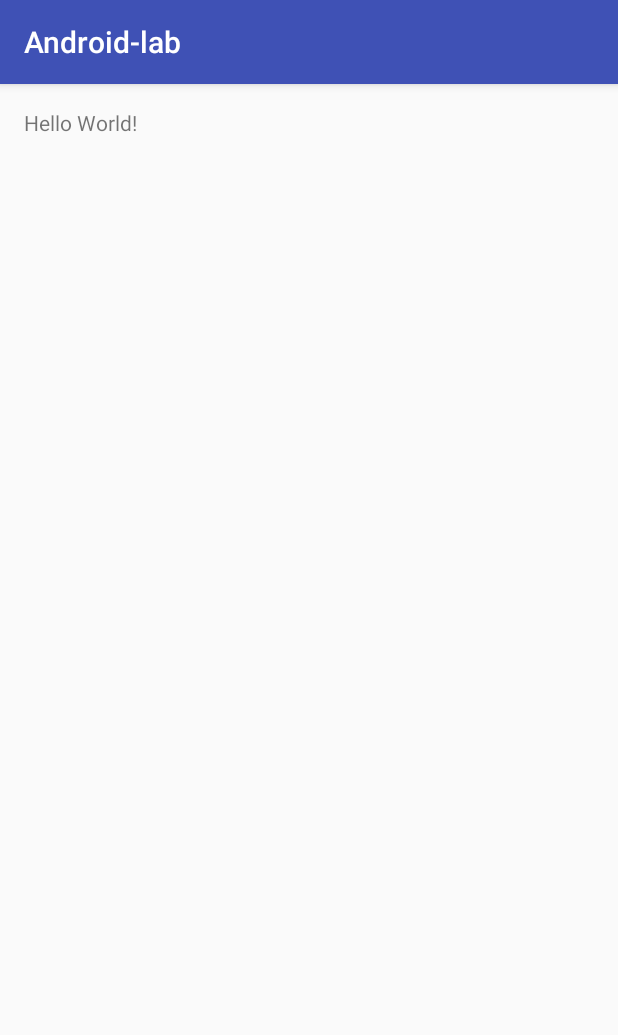
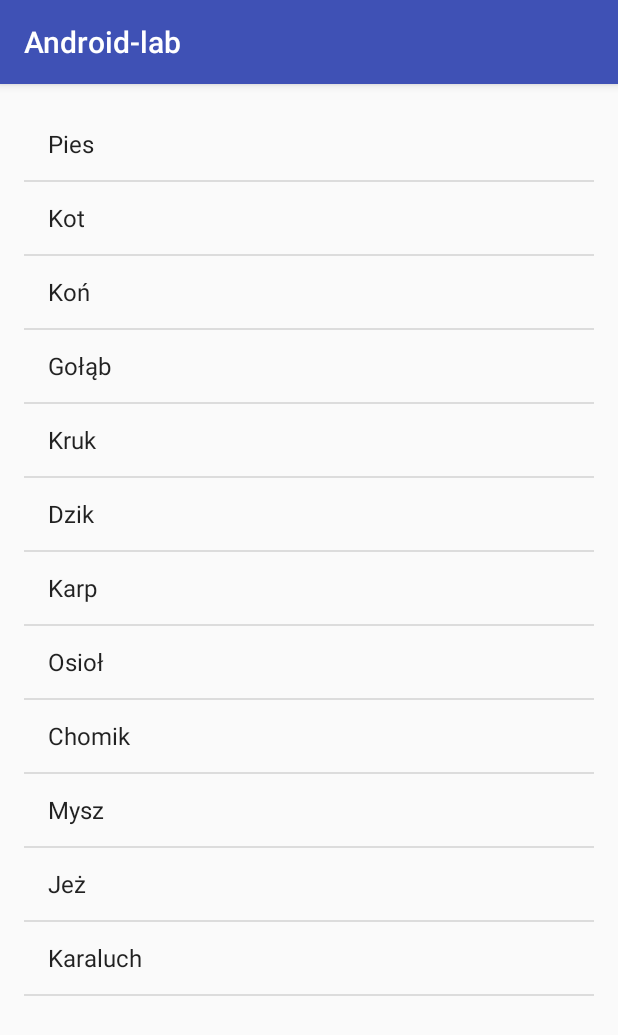
Before and after one commit to sowap/Android-lab, an Android app: the screen it shows after launch (MainActivity), on a phone screen of 412 x 824 dp. Shown: the top 1035 px of the screen. Run offline under Robolectric (Android 15) with nearby library versions, the phone set to English and light mode, and no system bars.

Commit message:
Tworzenie listy wpisów

```diff
--- a/app/src/main/java/com/example/aiko/android_lab/MainActivity.java
+++ b/app/src/main/java/com/example/aiko/android_lab/MainActivity.java
@@ -2,12 +2,33 @@ package com.example.aiko.android_lab;
 
 import android.support.v7.app.AppCompatActivity;
 import android.os.Bundle;
+import android.support.v7.widget.ListViewCompat;
+import android.widget.ArrayAdapter;
+import android.widget.ListView;
+
+import java.util.ArrayList;
+import java.util.Arrays;
 
 public class MainActivity extends AppCompatActivity {
+
+    private ArrayList<String> target;
+    private ArrayAdapter adapter;
 
     @Override
     protected void onCreate(Bundle savedInstanceState) {
         super.onCreate(savedInstanceState);
-        setContentView(R.layout.activity_main); //todo lsaldsal
+        setContentView(R.layout.activity_main);
+
+        String[] values = new String[] {
+            "Pies", "Kot", "Koń", "Gołąb", "Kruk", "Dzik", "Karp", "Osioł", "Chomik", "Mysz", "Jeż", "Karaluch"
+        };
+
+        this.target = new ArrayList<String>();
+        this.target.addAll(Arrays.asList(values));
+
+        this.adapter = new ArrayAdapter(this, android.R.layout.simple_list_item_1, this.target);
+
+        ListView listview = (ListView) findViewById(R.id.listView);
+        listview.setAdapter(this.adapter);
     }
 }
--- a/app/src/main/res/layout/activity_main.xml
+++ b/app/src/main/res/layout/activity_main.xml
@@ -9,8 +9,10 @@
     android:paddingTop="@dimen/activity_vertical_margin"
     tools:context="com.example.aiko.android_lab.MainActivity">
 
-    <TextView
-        android:layout_width="wrap_content"
-        android:layout_height="wrap_content"
-        android:text="Hello World!" />
+    <ListView
+        android:layout_width="fill_parent"
+        android:layout_height="fill_parent"
+        android:id="@+id/listView"
+        android:layout_alignParentTop="true"
+        android:layout_alignParentStart="true" />
 </RelativeLayout>
```
